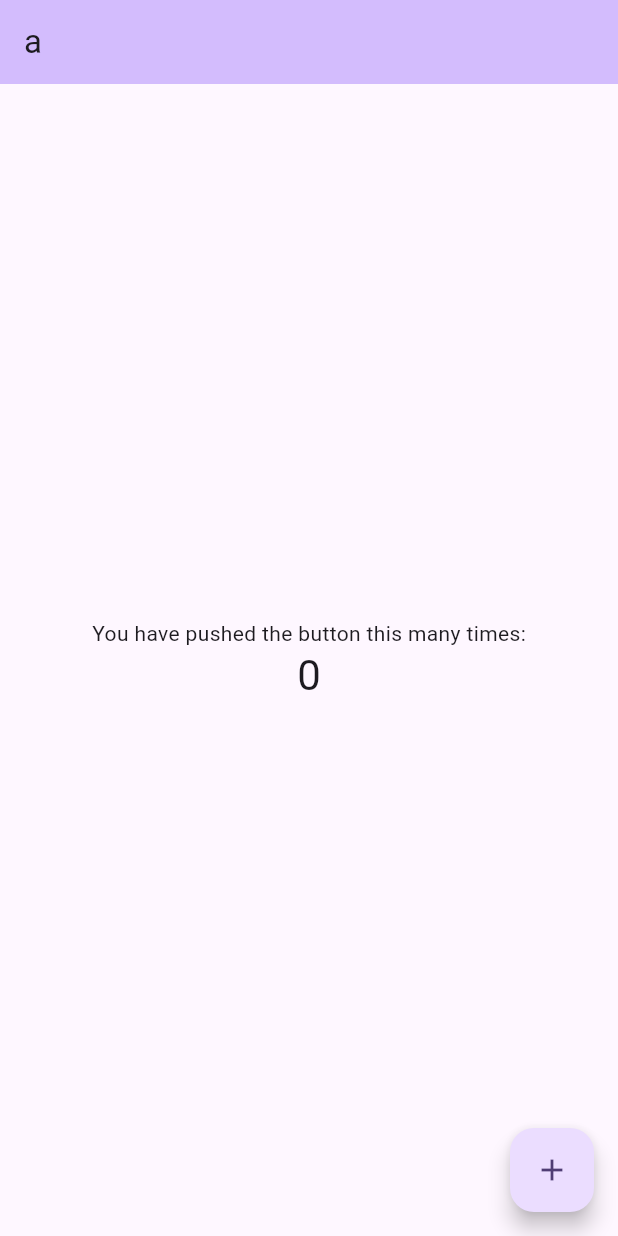
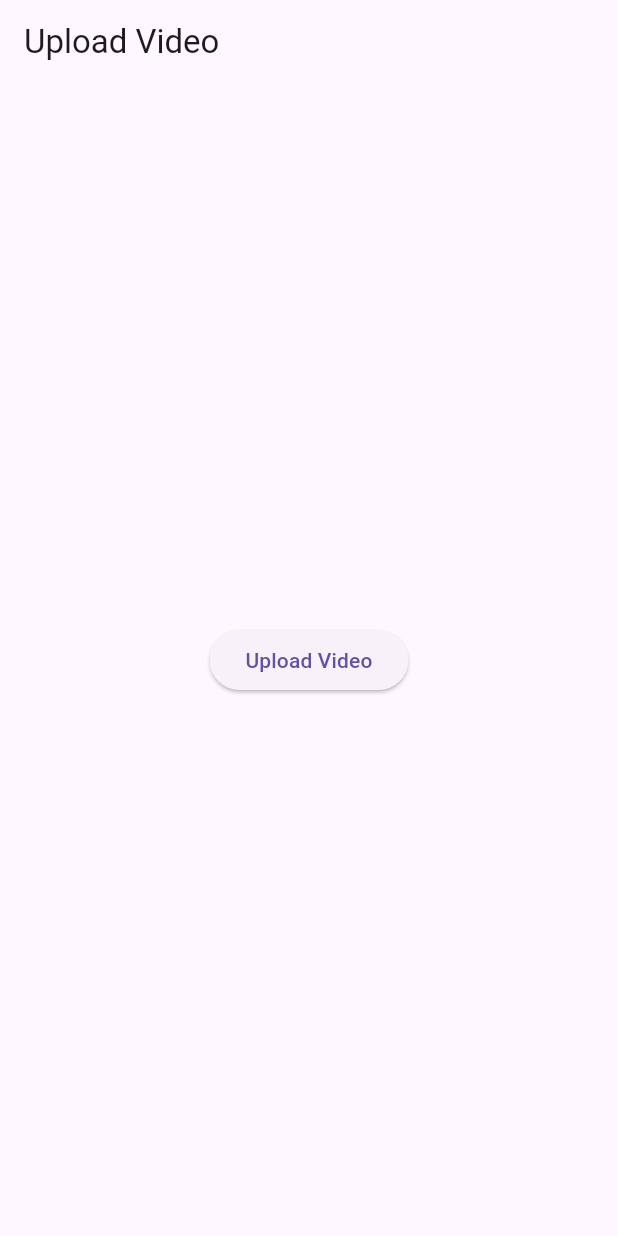
Before and after one commit to KramersMichiel/ipmedth_groep_5_Fysiotherapie, a Flutter app: the screen it shows after launch, on a phone screen of 412 x 824 dp. Run offline on Flutter 3.47's test engine with Material 3 defaults, Android fonts, the phone set to English and light mode, and no system bars; our stand-ins replace better_player_plus, file_picker.

Commit message:
videoplayer werkt volgens mij nu

```diff
--- a/ipmedth_groep5_fysiotherapie_app/lib/main.dart
+++ b/ipmedth_groep5_fysiotherapie_app/lib/main.dart
@@ -1,55 +1,64 @@
 import 'package:flutter/material.dart';
-import 'package:ipmedth_groep5_fysiotherapie_app/views/tempLandingPage.dart';
+import 'package:file_picker/file_picker.dart';
+import 'video_player_page.dart'; // Create this file for the video player page
 
 void main() {
-  runApp(const MyApp());
+  runApp(MyApp());
 }
 
 class MyApp extends StatelessWidget {
-  const MyApp({super.key});
-
-  // This widget is the root of your application.
   @override
   Widget build(BuildContext context) {
     return MaterialApp(
-      title: 'Flutter Demo',
+      title: 'Video Upload & Play',
       theme: ThemeData(
-
-        colorScheme: ColorScheme.fromSeed(seedColor: Colors.deepPurple),
-        useMaterial3: true,
+        primarySwatch: Colors.blue,
       ),
-      home: const MyHomePage(title: 'Flutter Demo Home Page'),
+      home: UploadVideoPage(),
     );
   }
 }
 
-class MyHomePage extends StatefulWidget {
-  const MyHomePage({super.key, required this.title});
-
-  final String title;
-
+class UploadVideoPage extends StatefulWidget {
   @override
-  State<MyHomePage> createState() => _MyHomePageState();
+  _UploadVideoPageState createState() => _UploadVideoPageState();
 }
 
-class _MyHomePageState extends State<MyHomePage> {
-  final page_controller = PageController(initialPage: 0,);
+class _UploadVideoPageState extends State<UploadVideoPage> {
+  String? _videoPath;
+
+  Future<void> _pickVideo() async {
+    final result = await FilePicker.platform.pickFiles(
+      type: FileType.video,
+      allowMultiple: false,
+    );
+
+    if (result != null && result.files.single.path != null) {
+      setState(() {
+        _videoPath = result.files.single.path!;
+      });
+
+      // Navigate to video player page
+      Navigator.push(
+        context,
+        MaterialPageRoute(
+          builder: (context) => VideoPlayerPage(videoPath: _videoPath!),
+        ),
+      );
+    }
+  }
 
   @override
   Widget build(BuildContext context) {
-    // This method is rerun every time setState is called, for instance as done
-    // by the _incrementCounter method above.
-    //
-    // The Flutter framework has been optimized to make rerunning build methods
-    // fast, so that you can just rebuild anything that needs updating rather
-    // than having to individually change instances of widgets.
     return Scaffold(
-      body: PageView(
-        controller: page_controller,
-        children: [
-          tempLandingPage(),
-
-          ],
+      appBar: AppBar(
+        title: Text('Upload Video'),
+      ),
+      body: Center(
+        child: ElevatedButton(
+          onPressed: _pickVideo,
+          child: Text('Upload Video'),
+        ),
       ),
     );
   }
--- a/ipmedth_groep5_fysiotherapie_app/pubspec.yaml
+++ b/ipmedth_groep5_fysiotherapie_app/pubspec.yaml
@@ -1,5 +1,5 @@
 name: ipmedth_groep5_fysiotherapie_app
-description: "A new Flutter project."
+description: "testapp voor video functionaliteiten."
 # The following line prevents the package from being accidentally published to
 # pub.dev using `flutter pub publish`. This is preferred for private packages.
 publish_to: 'none' # Remove this line if you wish to publish to pub.dev
@@ -30,6 +30,8 @@ environment:
 dependencies:
   flutter:
     sdk: flutter
+  better_player_plus: ^1.0.7
+  file_picker: ^8.1.5
 
 
   # The following adds the Cupertino Icons font to your application.
@@ -39,6 +41,7 @@ dependencies:
 dev_dependencies:
   flutter_test:
     sdk: flutter
+
 
   # The "flutter_lints" package below contains a set of recommended lints to
   # encourage good coding practices. The lint set provided by the package is
```
Also changed, not shown: ipmedth_groep5_fysiotherapie_app/lib/video_player_page.dart (added, +48 -0 lines), 8 other files.
